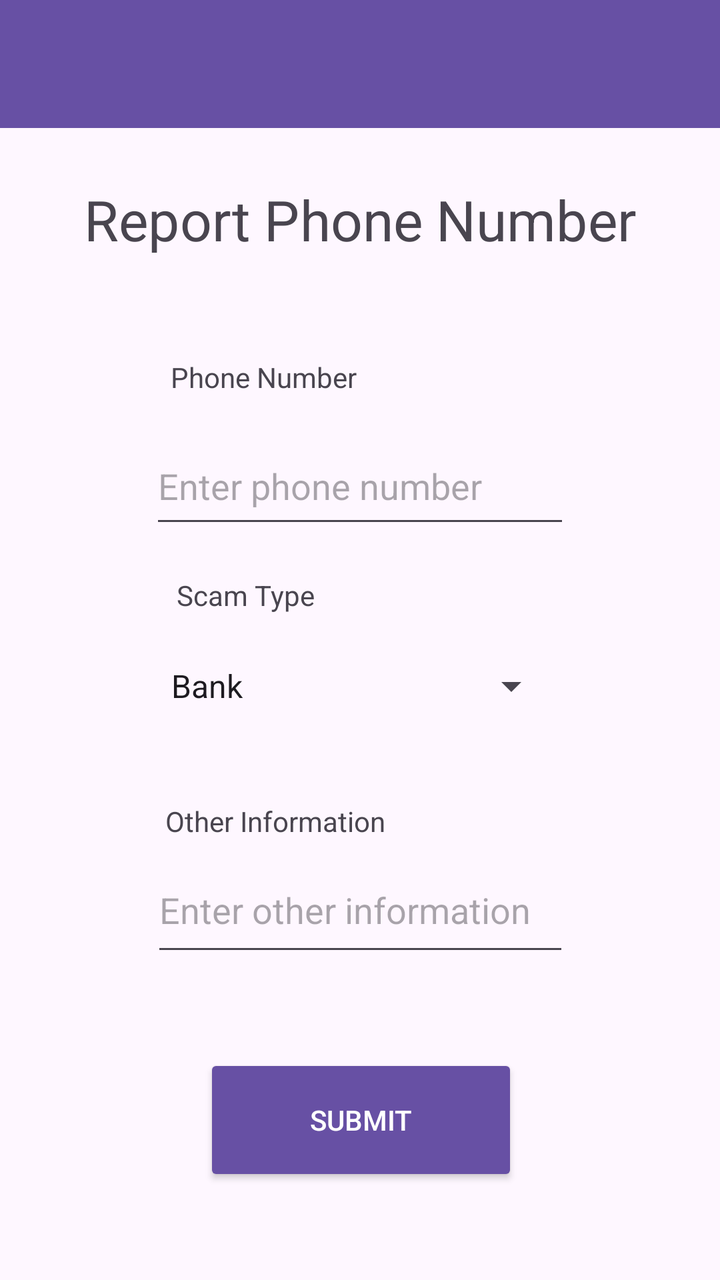
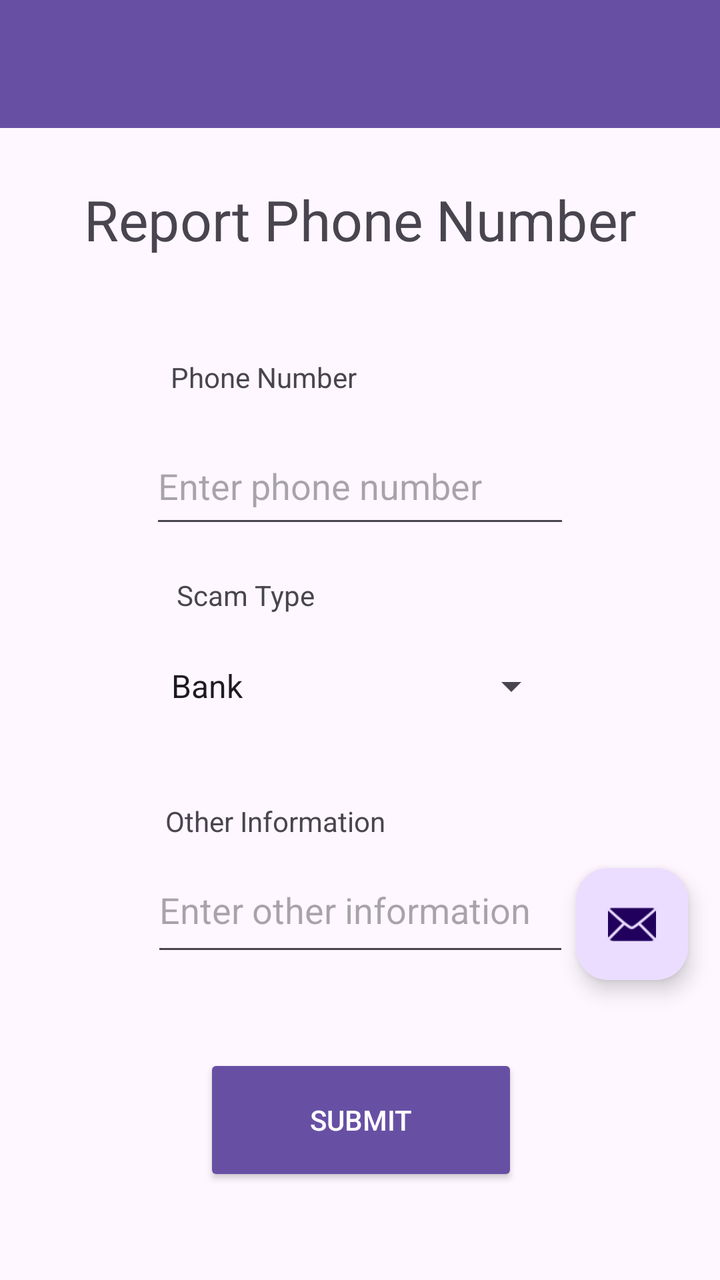

Screens rendered from an Android XML layout before and after an edit, with the pre-edit source and the edit as a unified diff.
<!-- AndroidManifest.xml: application theme Theme.ScamCallDetector -->
<!-- res/layout/activity_report_phone_number.xml -->
<?xml version="1.0" encoding="utf-8"?>
<androidx.constraintlayout.widget.ConstraintLayout xmlns:android="http://schemas.android.com/apk/res/android"
    xmlns:app="http://schemas.android.com/apk/res-auto"
    xmlns:tools="http://schemas.android.com/tools"
    android:id="@+id/main"
    android:layout_width="match_parent"
    android:layout_height="match_parent"
    tools:context=".ReportPhoneNumber">

    <include layout="@layout/nav_bars" />

    <androidx.constraintlayout.widget.ConstraintLayout
        android:layout_width="match_parent"
        android:layout_height="match_parent">

        <EditText
            android:id="@+id/phone_number"
            android:layout_width="210dp"
            android:layout_height="55dp"
            android:layout_marginTop="8dp"
            android:layout_marginBottom="19dp"
            android:ems="10"
            android:hint="@string/enter_phone"
            android:inputType="phone"
            app:layout_constraintBottom_toTopOf="@+id/textView2"
            app:layout_constraintEnd_toEndOf="parent"
            app:layout_constraintStart_toStartOf="parent"
            app:layout_constraintTop_toBottomOf="@+id/textView"
            app:layout_constraintVertical_bias="0.93" />

        <EditText
            android:id="@+id/other_information"
            android:layout_width="209dp"
            android:layout_height="59dp"
            android:layout_marginTop="4dp"
            android:ems="10"
            android:hint="@string/enter_info"
            android:inputType="text|textLongMessage"
            app:layout_constraintEnd_toEndOf="parent"
            app:layout_constraintHorizontal_bias="0.502"
            app:layout_constraintStart_toStartOf="parent"
            app:layout_constraintTop_toBottomOf="@+id/textView3" />

        <TextView
            android:id="@+id/textView"
            android:layout_width="wrap_content"
            android:layout_height="wrap_content"
            android:layout_marginTop="60dp"
            android:layout_marginBottom="8dp"
            android:text="@string/phone_number"
            app:layout_constraintBottom_toTopOf="@+id/phone_number"
            app:layout_constraintEnd_toEndOf="parent"
            app:layout_constraintHorizontal_bias="0.32"
            app:layout_constraintStart_toStartOf="parent"
            app:layout_constraintTop_toBottomOf="@+id/textView4" />

        <TextView
            android:id="@+id/textView3"
            android:layout_width="wrap_content"
            android:layout_height="wrap_content"
            android:layout_marginTop="17dp"
            android:text="@string/other_information"
            app:layout_constraintBottom_toTopOf="@+id/other_information"
            app:layout_constraintEnd_toEndOf="parent"
            app:layout_constraintHorizontal_bias="0.33"
            app:layout_constraintStart_toStartOf="parent"
            app:layout_constraintTop_toBottomOf="@+id/scam_type" />

        <Spinner
            android:id="@+id/scam_type"
            android:layout_width="202dp"
            android:layout_height="48dp"
            android:layout_marginTop="12dp"
            android:layout_marginBottom="17dp"
            android:entries="@array/ScamTypes"
            android:spinnerMode="dropdown"
            app:layout_constraintBottom_toTopOf="@+id/textView3"
            app:layout_constraintEnd_toEndOf="parent"
            app:layout_constraintHorizontal_bias="0.492"
            app:layout_constraintStart_toStartOf="parent"
            app:layout_constraintTop_toBottomOf="@+id/textView2"
            app:layout_constraintVertical_bias="0.41000003" />

        <TextView
            android:id="@+id/textView2"
            android:layout_width="wrap_content"
            android:layout_height="wrap_content"
            android:layout_marginTop="19dp"
            android:text="@string/scam_type"
            app:layout_constraintEnd_toEndOf="parent"
            app:layout_constraintHorizontal_bias="0.304"
            app:layout_constraintStart_toStartOf="parent"
            app:layout_constraintTop_toBottomOf="@+id/phone_number" />

        <Button
            android:id="@+id/submit_phone"
            style="@style/Widget.AppCompat.Button.Colored"
            android:layout_width="157dp"
            android:layout_height="66dp"
            android:layout_marginStart="128dp"
            android:layout_marginTop="44dp"
            android:layout_marginEnd="127dp"
            android:onClick="@string/go_home"
            android:text="@string/submit"
            app:layout_constraintEnd_toEndOf="parent"
            app:layout_constraintStart_toStartOf="parent"
            app:layout_constraintTop_toBottomOf="@+id/other_information" />

        <TextView
            android:id="@+id/textView4"
            android:layout_width="wrap_content"
            android:layout_height="wrap_content"
            android:layout_marginTop="100dp"
            android:scaleX="2"
            android:scaleY="2"
            android:text="Report Phone Number"
            app:layout_constraintBottom_toTopOf="@+id/textView"
            app:layout_constraintEnd_toEndOf="parent"
            app:layout_constraintStart_toStartOf="parent"
            app:layout_constraintTop_toTopOf="parent"
            app:layout_constraintVertical_bias="0.76" />

    </androidx.constraintlayout.widget.ConstraintLayout>
</androidx.constraintlayout.widget.ConstraintLayout>
<!-- res/layout/nav_bars.xml (included above) -->
<?xml version="1.0" encoding="utf-8"?>
<androidx.constraintlayout.widget.ConstraintLayout xmlns:android="http://schemas.android.com/apk/res/android"
    xmlns:app="http://schemas.android.com/apk/res-auto"
    xmlns:tools="http://schemas.android.com/tools"
    android:layout_width="match_parent"
    android:layout_height="match_parent">

    <androidx.appcompat.widget.Toolbar
        android:id="@+id/toolbar3"
        android:layout_width="match_parent"
        android:layout_height="wrap_content"
        android:background="?attr/colorPrimary"
        android:minHeight="?attr/actionBarSize"
        android:theme="?attr/actionBarTheme"
        app:layout_constraintBottom_toBottomOf="parent"
        app:layout_constraintEnd_toEndOf="parent"
        app:layout_constraintHorizontal_bias="1.0"
        app:layout_constraintStart_toStartOf="parent"
        app:layout_constraintTop_toTopOf="parent"
        app:layout_constraintVertical_bias="0.0" />

    <com.google.android.material.bottomnavigation.BottomNavigationView
        android:id="@+id/bottomNavigationView"
        android:layout_width="match_parent"
        android:layout_height="wrap_content"
        android:layout_marginTop="586dp"
        app:labelVisibilityMode="labeled"
        app:layout_constraintBottom_toBottomOf="parent"
        app:layout_constraintEnd_toEndOf="parent"
        app:layout_constraintHorizontal_bias="0.0"
        app:layout_constraintStart_toStartOf="parent"
        app:layout_constraintTop_toBottomOf="@+id/toolbar3"
        app:layout_constraintVertical_bias="1.0"
        app:menu="@menu/menu_scam_call" />

</androidx.constraintlayout.widget.ConstraintLayout>
<!-- resources referenced by this layout -->
<resources>
  <string-array name="ScamTypes">
          <item>Bank</item>
          <item>Health/Life Insurance</item>
          <item>Political</item>
          <item>Requesting Money</item>
          <item>Other</item>
      </string-array>
  <string name="enter_info">Enter other information</string>
  <string name="enter_phone">Enter phone number</string>
  <string name="go_home">Home</string>
  <string name="other_information">Other Information</string>
  <string name="phone_number">Phone Number</string>
  <string name="scam_type">Scam Type</string>
  <string name="submit">Submit</string>
  <style name="Theme.ScamCallDetector" parent="Base.Theme.ScamCallDetector" />
  <style name="Base.Theme.ScamCallDetector" parent="Theme.Material3.DayNight.NoActionBar">
          
          
      </style>
</resources>

<!-- the commit's change to res/layout/activity_report_phone_number.xml (unified diff, before → after) -->
@@ -120,6 +120,18 @@
             app:layout_constraintTop_toTopOf="parent"
             app:layout_constraintVertical_bias="0.76" />
 
+        <com.google.android.material.floatingactionbutton.FloatingActionButton
+            android:id="@+id/fab"
+            android:layout_width="wrap_content"
+            android:layout_height="wrap_content"
+            android:layout_gravity="bottom|end"
+            android:layout_marginEnd="@dimen/fab_margin"
+            android:layout_marginBottom="150dp"
+            app:srcCompat="@android:drawable/ic_dialog_email"
+            app:layout_constraintBottom_toBottomOf="parent"
+            app:layout_constraintEnd_toEndOf="parent"
+            />
+
     </androidx.constraintlayout.widget.ConstraintLayout>
 </androidx.constraintlayout.widget.ConstraintLayout>
 <!-- res/layout/nav_bars.xml (included above) -->
<!-- resource entries referenced after the edit -->
@@ -7,6 +7,7 @@
           <item>Requesting Money</item>
           <item>Other</item>
       </string-array>
+  <dimen name="fab_margin">16dp</dimen>
   <string name="enter_info">Enter other information</string>
   <string name="enter_phone">Enter phone number</string>
   <string name="go_home">Home</string>
